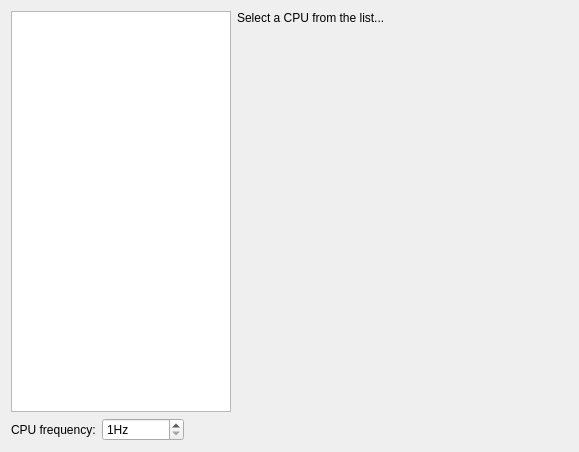
Qt form wizard/ui/cpu_select.ui (imby/STM32VLDiscovery_BeRTOS) before a commit.
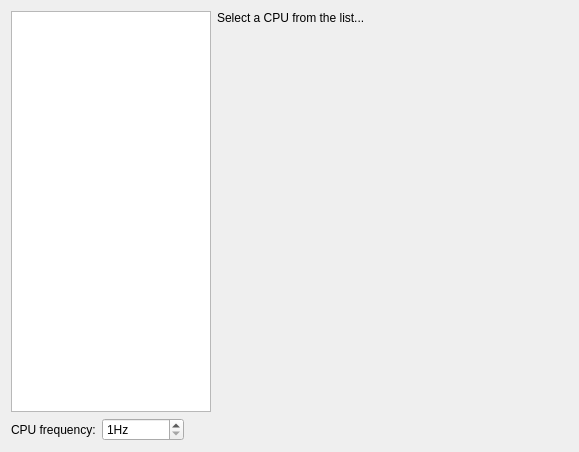
The same form after that commit.

Commit message: Modify the layout of the two-column pages.

The edit to the form file:
```diff
--- a/wizard/ui/cpu_select.ui
+++ b/wizard/ui/cpu_select.ui
@@ -21,18 +21,18 @@
   </property>
   <layout class="QVBoxLayout" name="verticalLayout_2" stretch="1,0">
    <item>
-    <layout class="QHBoxLayout" name="horizontalLayout" stretch="2,3">
+    <layout class="QHBoxLayout" name="horizontalLayout" stretch="0,1">
      <item>
       <widget class="QListWidget" name="cpuList">
        <property name="minimumSize">
         <size>
-         <width>150</width>
+         <width>200</width>
          <height>0</height>
         </size>
        </property>
        <property name="maximumSize">
         <size>
-         <width>16777215</width>
+         <width>200</width>
          <height>16777215</height>
         </size>
        </property>
```
The commit also changes 3 other files.
